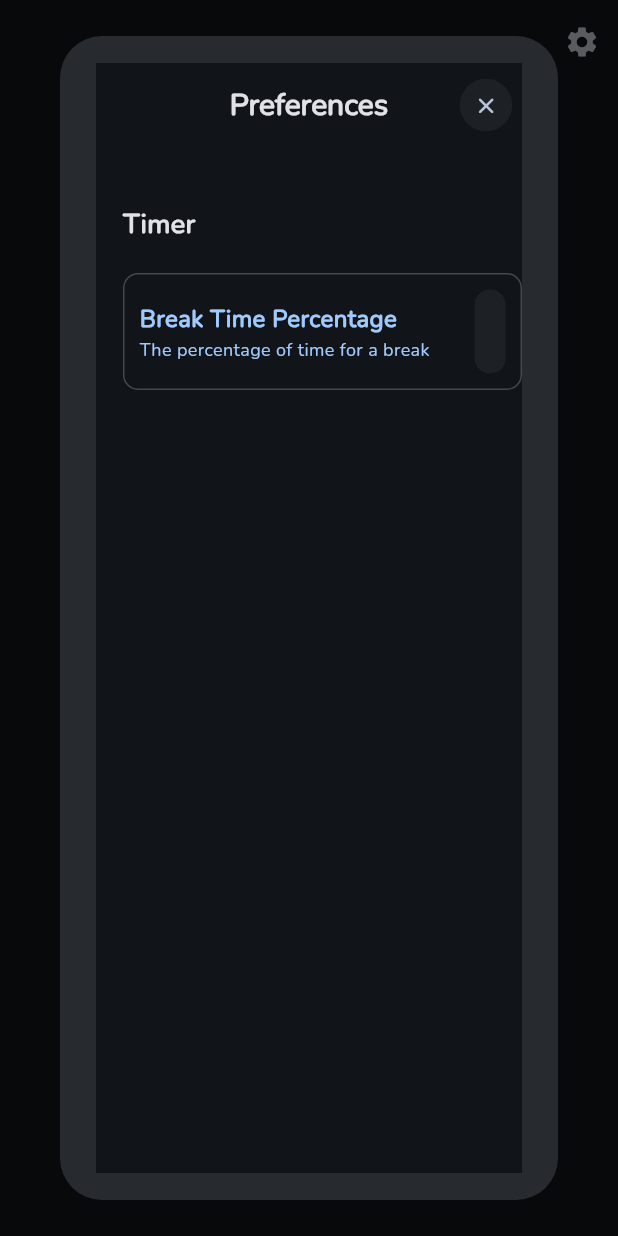
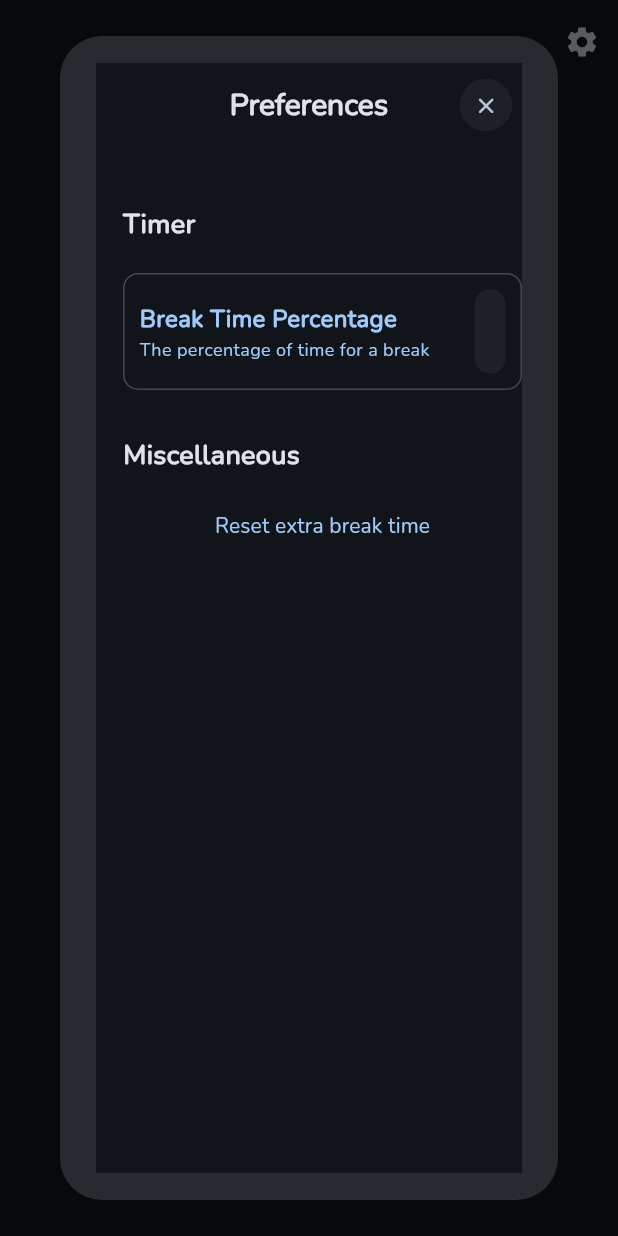
Before and after one commit to sitolam/flowtime, a Flutter app: the screen it shows after launch, after a tap on the "skip next" icon, after a tap on the "settings" icon, on a phone screen of 412 x 824 dp. Run offline on Flutter 3.47's test engine with Material 3 defaults, Android fonts, the light colour scheme and no system bars; drawn by our look-alikes of dynamic_color; our stand-ins replace audioplayers, flutter_riverpod, stop_watch_timer.

Commit message:
feat: add reset extra break setting

```diff
--- a/lib/core/riverpod/models/timer_settings.dart
+++ b/lib/core/riverpod/models/timer_settings.dart
@@ -1,6 +1,13 @@
 import 'package:flutter/widgets.dart';
 
 class TimerSettings extends ChangeNotifier {
+  int extraBreak;
+
+  void setExtraBreak(int newExtraBreak) {
+    extraBreak = newExtraBreak;
+    notifyListeners();
+  }
+
   double percentage;
 
   void setPercentage(double newPercentage) {
@@ -8,5 +15,8 @@ class TimerSettings extends ChangeNotifier {
     notifyListeners();
   }
 
-  TimerSettings({required this.percentage});
+  TimerSettings({
+    required this.percentage,
+    required this.extraBreak,
+  });
 }
--- a/lib/core/riverpod/riverpod.dart
+++ b/lib/core/riverpod/riverpod.dart
@@ -2,5 +2,5 @@ import 'package:flowtime/core/riverpod/models/timer_settings.dart';
 import 'package:flutter_riverpod/flutter_riverpod.dart';
 
 final timerSettings = ChangeNotifierProvider<TimerSettings>((ref) {
-  return TimerSettings(percentage: 0.2);
+  return TimerSettings(percentage: 0.2, extraBreak: 0);
 });
--- a/lib/presentation/pages/home/home.dart
+++ b/lib/presentation/pages/home/home.dart
@@ -36,7 +36,6 @@ class _HomePageState extends ConsumerState<HomePage> {
   }
 
   String mode = 'countUp';
-  int extraBreak = 0;
 
   @override
   Widget build(BuildContext context) {
@@ -109,8 +108,8 @@ class _HomePageState extends ConsumerState<HomePage> {
                                 (StopWatchTimer.getRawSecond(value) *
                                             ref.watch(timerSettings).percentage)
                                         .round() +
-                                    extraBreak);
-                            extraBreak = 0;
+                                    ref.watch(timerSettings).extraBreak);
+                            ref.read(timerSettings).setExtraBreak(0);
                             _countDownTimer.onStartTimer();
                             mode = 'countDown';
                           });
@@ -176,7 +175,9 @@ class _HomePageState extends ConsumerState<HomePage> {
                         icon: const Icon(Icons.skip_next),
                         onPressed: () {
                           setState(() {
-                            extraBreak = StopWatchTimer.getRawSecond(value);
+                            ref.read(timerSettings).setExtraBreak(
+                                ref.watch(timerSettings).extraBreak +
+                                    StopWatchTimer.getRawSecond(value));
                             _stopWatchTimer.onResetTimer();
                             _stopWatchTimer.onStartTimer();
                             mode = 'countUp';
--- a/lib/presentation/pages/settings/settings_dialog.dart
+++ b/lib/presentation/pages/settings/settings_dialog.dart
@@ -45,6 +45,7 @@ class SettingsDialog extends ConsumerWidget {
                 mainAxisSize: MainAxisSize.min,
                 children: [
                   const SizedBox(height: 20),
+                  // Timer settings
                   const Align(
                     alignment: Alignment.centerLeft,
                     child: Text(
@@ -63,6 +64,23 @@ class SettingsDialog extends ConsumerWidget {
                           int.parse(breakpercentageController.text) / 100);
                     },
                   ),
+                  // Miscellaneous settings
+                  const SizedBox(height: 20),
+                  // Timer settings
+                  const Align(
+                    alignment: Alignment.centerLeft,
+                    child: Text(
+                      "Miscellaneous",
+                      style:
+                          TextStyle(fontSize: 18, fontWeight: FontWeight.bold),
+                    ),
+                  ),
+                  const SizedBox(height: 10),
+                  TextButton(
+                      onPressed: () {
+                        ref.read(timerSettings).setExtraBreak(0);
+                      },
+                      child: const Text("Reset extra break time")),
                 ],
               ),
             ),
```
Also changed, not shown: lib/presentation/pages/home/widgets/timer.dart (deleted).
